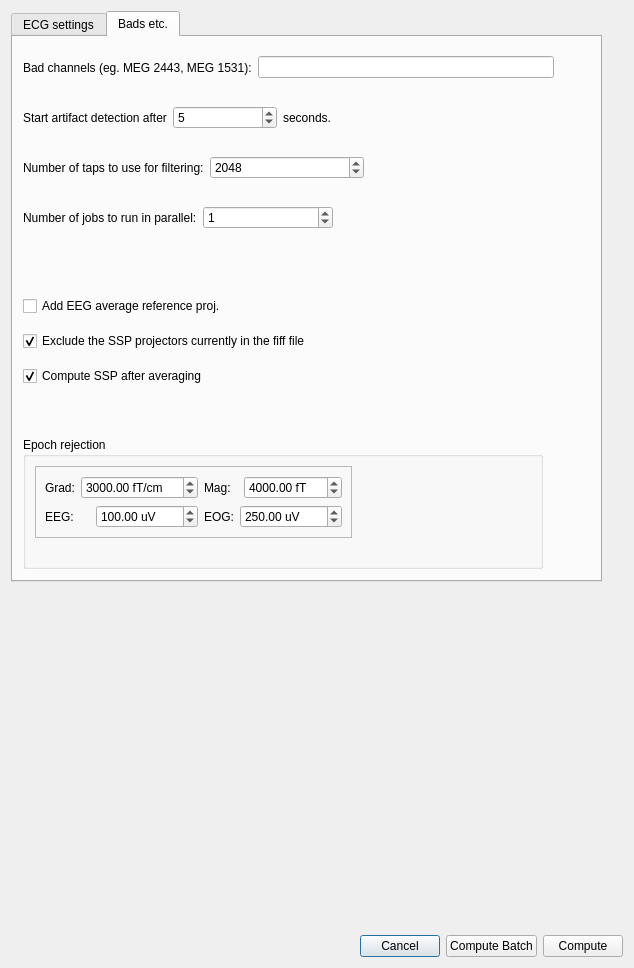
Old version of the form qt4Designer_ui_files/ecgParametersDialogUi.ui in the repository cibr-jyu/meggie.
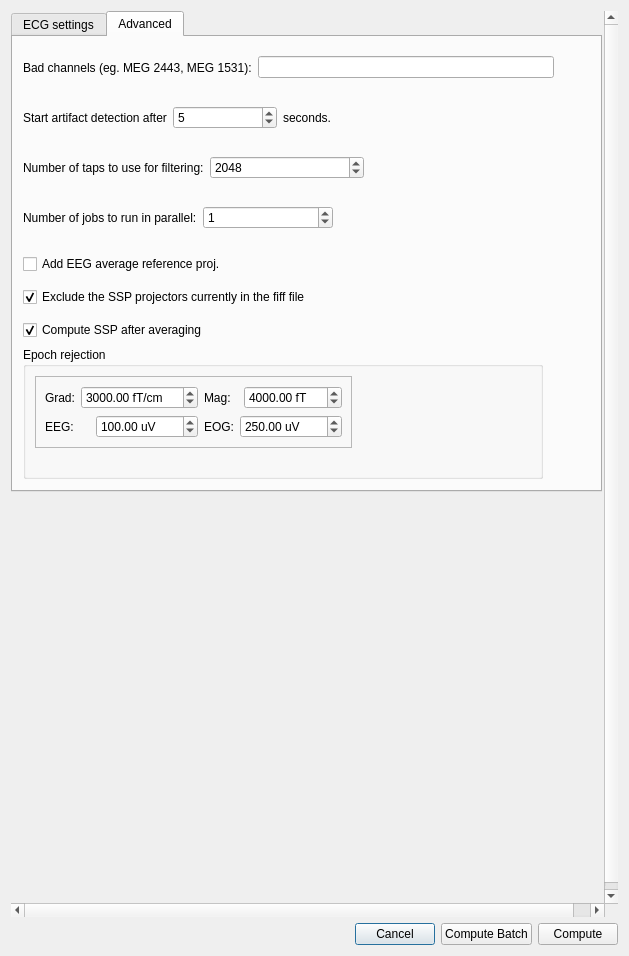
New version of the form. The open tabs and pages were chosen to show the change.

Patch:
```diff
--- a/qt4Designer_ui_files/ecgParametersDialogUi.ui
+++ b/qt4Designer_ui_files/ecgParametersDialogUi.ui
@@ -6,8 +6,8 @@
    <rect>
     <x>0</x>
     <y>0</y>
-    <width>634</width>
-    <height>968</height>
+    <width>629</width>
+    <height>956</height>
    </rect>
   </property>
   <property name="windowTitle">
@@ -30,10 +30,16 @@
        <rect>
         <x>0</x>
         <y>0</y>
-        <width>616</width>
-        <height>911</height>
+        <width>611</width>
+        <height>899</height>
        </rect>
       </property>
+      <property name="minimumSize">
+       <size>
+        <width>611</width>
+        <height>899</height>
+       </size>
+      </property>
       <property name="layoutDirection">
        <enum>Qt::LeftToRight</enum>
       </property>
@@ -43,7 +49,7 @@
          <x>0</x>
          <y>0</y>
          <width>591</width>
-         <height>571</height>
+         <height>481</height>
         </rect>
        </property>
        <property name="currentIndex">
@@ -449,7 +455,7 @@
        </widget>
        <widget class="QWidget" name="tabECG2">
         <attribute name="title">
-         <string>Bads etc.</string>
+         <string>Advanced</string>
         </attribute>
         <widget class="QWidget" name="horizontalLayoutWidget_17">
          <property name="geometry">
@@ -546,9 +552,9 @@
          <property name="geometry">
           <rect>
            <x>10</x>
-           <y>250</y>
+           <y>210</y>
            <width>389</width>
-           <height>111</height>
+           <height>101</height>
           </rect>
          </property>
          <layout class="QVBoxLayout" name="verticalLayout">
@@ -610,7 +616,7 @@
          <property name="geometry">
           <rect>
            <x>10</x>
-           <y>400</y>
+           <y>310</y>
            <width>520</width>
            <height>132</height>
           </rect>
@@ -750,14 +756,11 @@
        <property name="geometry">
         <rect>
          <x>0</x>
-         <y>580</y>
-         <width>591</width>
-         <height>311</height>
+         <y>490</y>
+         <width>301</width>
+         <height>371</height>
         </rect>
        </property>
-       <property name="layoutDirection">
-        <enum>Qt::LeftToRight</enum>
-       </property>
       </widget>
      </widget>
     </widget>
```
Left out of the diff: 5 changed lines with no effect on the pictures.
